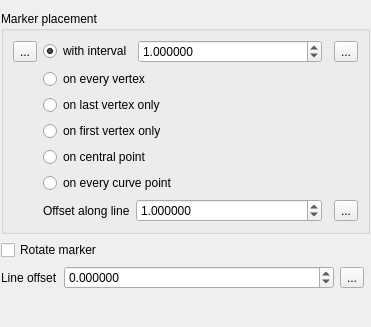
qgis/QGIS, file src/ui/symbollayer/widget_markerline.ui: the form before one commit.
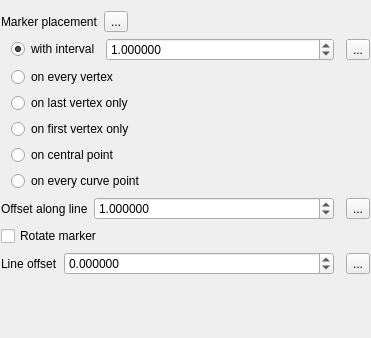
The form after the commit. Custom widgets are drawn as their Qt base class.

Commit message:
Restructure Marker line symbol layer dialog
to better show DD button scope (fix #16214)

```diff
--- a/src/ui/symbollayer/widget_markerline.ui
+++ b/src/ui/symbollayer/widget_markerline.ui
@@ -7,7 +7,7 @@
     <x>0</x>
     <y>0</y>
     <width>371</width>
-    <height>327</height>
+    <height>338</height>
    </rect>
   </property>
   <property name="windowTitle">
@@ -23,171 +23,7 @@
    <property name="bottomMargin">
     <number>1</number>
    </property>
-   <item row="0" column="0" colspan="2">
-    <widget class="QGroupBox" name="groupBox">
-     <property name="title">
-      <string>Marker placement</string>
-     </property>
-     <layout class="QGridLayout" name="gridLayout">
-      <item row="4" column="1">
-       <widget class="QRadioButton" name="radCentralPoint">
-        <property name="text">
-         <string>on central point</string>
-        </property>
-       </widget>
-      </item>
-      <item row="1" column="1">
-       <widget class="QRadioButton" name="radVertex">
-        <property name="text">
-         <string>on every vertex</string>
-        </property>
-       </widget>
-      </item>
-      <item row="5" column="1">
-       <widget class="QRadioButton" name="radCurvePoint">
-        <property name="text">
-         <string>on every curve point</string>
-        </property>
-       </widget>
-      </item>
-      <item row="0" column="1">
-       <layout class="QHBoxLayout" name="horizontalLayout_4">
-        <item>
-         <widget class="QRadioButton" name="radInterval">
-          <property name="text">
-           <string>with interval</string>
-          </property>
-          <property name="checked">
-           <bool>true</bool>
-          </property>
-         </widget>
-        </item>
-        <item>
-         <widget class="QgsDoubleSpinBox" name="spinInterval">
-          <property name="sizePolicy">
-           <sizepolicy hsizetype="Minimum" vsizetype="Fixed">
-            <horstretch>1</horstretch>
-            <verstretch>0</verstretch>
-           </sizepolicy>
-          </property>
-          <property name="decimals">
-           <number>6</number>
-          </property>
-          <property name="maximum">
-           <double>10000000.000000000000000</double>
-          </property>
-          <property name="singleStep">
-           <double>0.200000000000000</double>
-          </property>
-          <property name="value">
-           <double>1.000000000000000</double>
-          </property>
-          <property name="showClearButton" stdset="0">
-           <bool>false</bool>
-          </property>
-         </widget>
-        </item>
-        <item>
-         <widget class="QgsUnitSelectionWidget" name="mIntervalUnitWidget" native="true">
-          <property name="minimumSize">
-           <size>
-            <width>0</width>
-            <height>0</height>
-           </size>
-          </property>
-         </widget>
-        </item>
-       </layout>
-      </item>
-      <item row="2" column="1">
-       <widget class="QRadioButton" name="radVertexLast">
-        <property name="text">
-         <string>on last vertex only</string>
-        </property>
-       </widget>
-      </item>
-      <item row="6" column="1">
-       <layout class="QHBoxLayout" name="horizontalLayout">
-        <item>
-         <widget class="QLabel" name="label">
-          <property name="text">
-           <string>Offset along line</string>
-          </property>
-         </widget>
-        </item>
-        <item>
-         <widget class="QgsDoubleSpinBox" name="mSpinOffsetAlongLine">
-          <property name="sizePolicy">
-           <sizepolicy hsizetype="Minimum" vsizetype="Fixed">
-            <horstretch>1</horstretch>
-            <verstretch>0</verstretch>
-           </sizepolicy>
-          </property>
-          <property name="decimals">
-           <number>6</number>
-          </property>
-          <property name="maximum">
-           <double>10000000.000000000000000</double>
-          </property>
-          <property name="singleStep">
-           <double>0.200000000000000</double>
-          </property>
-          <property name="value">
-           <double>1.000000000000000</double>
-          </property>
-         </widget>
-        </item>
-        <item>
-         <widget class="QgsUnitSelectionWidget" name="mOffsetAlongLineUnitWidget" native="true">
-          <property name="minimumSize">
-           <size>
-            <width>0</width>
-            <height>0</height>
-           </size>
-          </property>
-         </widget>
-        </item>
-       </layout>
-      </item>
-      <item row="3" column="1">
-       <widget class="QRadioButton" name="radVertexFirst">
-        <property name="text">
-         <string>on first vertex only</string>
-        </property>
-       </widget>
-      </item>
-      <item row="0" column="0">
-       <widget class="QgsPropertyOverrideButton" name="mPlacementDDBtn">
-        <property name="text">
-         <string>...</string>
-        </property>
-       </widget>
-      </item>
-      <item row="0" column="2">
-       <widget class="QgsPropertyOverrideButton" name="mIntervalDDBtn">
-        <property name="text">
-         <string>...</string>
-        </property>
-       </widget>
-      </item>
-      <item row="6" column="2">
-       <widget class="QgsPropertyOverrideButton" name="mOffsetAlongLineDDBtn">
-        <property name="text">
-         <string>...</string>
-        </property>
-       </widget>
-      </item>
-     </layout>
-    </widget>
-   </item>
-   <item row="1" column="0" colspan="2">
-    <widget class="QCheckBox" name="chkRotateMarker">
-     <property name="text">
-      <string>Rotate marker</string>
-     </property>
-    </widget>
-   </item>
-   <item row="3" column="0" colspan="2">
+   <item row="7" column="1" colspan="2">
     <spacer name="verticalSpacer">
      <property name="orientation">
       <enum>Qt::Vertical</enum>
@@ -200,7 +36,7 @@
      </property>
     </spacer>
    </item>
-   <item row="2" column="0" colspan="2">
+   <item row="6" column="0" colspan="3">
     <layout class="QHBoxLayout" name="horizontalLayout_3">
      <item>
       <widget class="QLabel" name="label_3">
@@ -231,13 +67,6 @@
        </property>
       </widget>
      </item>
-     <item>
-      <widget class="QgsPropertyOverrideButton" name="mLineOffsetDDBtn">
-       <property name="text">
-        <string>...</string>
-       </property>
-      </widget>
-     </item>
      <item>
       <widget class="QgsUnitSelectionWidget" name="mOffsetUnitWidget" native="true">
        <property name="minimumSize">
@@ -248,8 +77,225 @@
        </property>
       </widget>
      </item>
+     <item>
+      <widget class="QgsPropertyOverrideButton" name="mLineOffsetDDBtn">
+       <property name="text">
+        <string>...</string>
+       </property>
+      </widget>
+     </item>
     </layout>
    </item>
+   <item row="5" column="0" colspan="3">
+    <widget class="QCheckBox" name="chkRotateMarker">
+     <property name="text">
+      <string>Rotate marker</string>
+     </property>
+    </widget>
+   </item>
+   <item row="4" column="0" colspan="3">
+    <layout class="QHBoxLayout" name="horizontalLayout">
+     <item>
+      <widget class="QLabel" name="label">
+       <property name="text">
+        <string>Offset along line</string>
+       </property>
+      </widget>
+     </item>
+     <item>
+      <widget class="QgsDoubleSpinBox" name="mSpinOffsetAlongLine">
+       <property name="sizePolicy">
+        <sizepolicy hsizetype="Minimum" vsizetype="Fixed">
+         <horstretch>1</horstretch>
+         <verstretch>0</verstretch>
+        </sizepolicy>
+       </property>
+       <property name="decimals">
+        <number>6</number>
+       </property>
+       <property name="maximum">
+        <double>10000000.000000000000000</double>
+       </property>
+       <property name="singleStep">
+        <double>0.200000000000000</double>
+       </property>
+       <property name="value">
+        <double>1.000000000000000</double>
+       </property>
+      </widget>
+     </item>
+     <item>
+      <widget class="QgsUnitSelectionWidget" name="mOffsetAlongLineUnitWidget" native="true">
+       <property name="minimumSize">
+        <size>
+         <width>0</width>
+         <height>0</height>
+        </size>
+       </property>
+       <property name="focusPolicy">
+        <enum>Qt::TabFocus</enum>
+       </property>
+      </widget>
+     </item>
+     <item>
+      <widget class="QgsPropertyOverrideButton" name="mOffsetAlongLineDDBtn">
+       <property name="text">
+        <string>...</string>
+       </property>
+      </widget>
+     </item>
+    </layout>
+   </item>
+   <item row="0" column="0">
+    <widget class="QLabel" name="label_2">
+     <property name="text">
+      <string>Marker placement</string>
+     </property>
+    </widget>
+   </item>
+   <item row="1" column="0" colspan="3">
+    <layout class="QGridLayout" name="gridLayout_3">
+     <property name="leftMargin">
+      <number>0</number>
+     </property>
+     <property name="topMargin">
+      <number>0</number>
+     </property>
+     <property name="bottomMargin">
+      <number>0</number>
+     </property>
+     <item row="3" column="2">
+      <widget class="QgsPropertyOverrideButton" name="mIntervalDDBtn">
+       <property name="text">
+        <string>...</string>
+       </property>
+      </widget>
+     </item>
+     <item row="3" column="1">
+      <layout class="QHBoxLayout" name="horizontalLayout_4">
+       <item>
+        <widget class="QRadioButton" name="radInterval">
+         <property name="text">
+          <string>with interval</string>
+         </property>
+         <property name="checked">
+          <bool>true</bool>
+         </property>
+        </widget>
+       </item>
+       <item>
+        <widget class="QgsDoubleSpinBox" name="spinInterval">
+         <property name="sizePolicy">
+          <sizepolicy hsizetype="Minimum" vsizetype="Fixed">
+           <horstretch>1</horstretch>
+           <verstretch>0</verstretch>
+          </sizepolicy>
+         </property>
+         <property name="decimals">
+          <number>6</number>
+         </property>
+         <property name="maximum">
+          <double>10000000.000000000000000</double>
+         </property>
+         <property name="singleStep">
+          <double>0.200000000000000</double>
+         </property>
+         <property name="value">
+          <double>1.000000000000000</double>
+         </property>
+         <property name="showClearButton" stdset="0">
+          <bool>false</bool>
+         </property>
+        </widget>
+       </item>
+       <item>
+        <widget class="QgsUnitSelectionWidget" name="mIntervalUnitWidget" native="true">
+         <property name="minimumSize">
+          <size>
+           <width>0</width>
+           <height>0</height>
+          </size>
+         </property>
+         <property name="focusPolicy">
+          <enum>Qt::TabFocus</enum>
+         </property>
+        </widget>
+       </item>
+      </layout>
+     </item>
+     <item row="5" column="1">
+      <widget class="QRadioButton" name="radVertexLast">
+       <property name="text">
+        <string>on last vertex only</string>
+       </property>
+      </widget>
+     </item>
+     <item row="6" column="1">
+      <widget class="QRadioButton" name="radVertexFirst">
+       <property name="text">
+        <string>on first vertex only</string>
+       </property>
+      </widget>
+     </item>
+     <item row="7" column="1">
+      <widget class="QRadioButton" name="radCentralPoint">
+       <property name="text">
+        <string>on central point</string>
+       </property>
+      </widget>
+     </item>
+     <item row="8" column="1">
+      <widget class="QRadioButton" name="radCurvePoint">
+       <property name="text">
+        <string>on every curve point</string>
+       </property>
+      </widget>
+     </item>
+     <item row="4" column="1">
+      <widget class="QRadioButton" name="radVertex">
+       <property name="text">
+        <string>on every vertex</string>
+       </property>
+      </widget>
+     </item>
+     <item row="6" column="0">
+      <spacer name="horizontalSpacer_2">
+       <property name="orientation">
+        <enum>Qt::Horizontal</enum>
+       </property>
+       <property name="sizeType">
+        <enum>QSizePolicy::Fixed</enum>
+       </property>
+       <property name="sizeHint" stdset="0">
+        <size>
+         <width>10</width>
+         <height>20</height>
+        </size>
+       </property>
+      </spacer>
+     </item>
+    </layout>
+   </item>
+   <item row="0" column="1">
+    <widget class="QgsPropertyOverrideButton" name="mPlacementDDBtn">
+     <property name="text">
+      <string>...</string>
+     </property>
+    </widget>
+   </item>
+   <item row="0" column="2">
+    <spacer name="horizontalSpacer">
+     <property name="orientation">
+      <enum>Qt::Horizontal</enum>
+     </property>
+     <property name="sizeHint" stdset="0">
+      <size>
+       <width>40</width>
+       <height>20</height>
+      </size>
+     </property>
+    </spacer>
+   </item>
   </layout>
  </widget>
  <customwidgets>
```
Left out of the diff: 9 changed lines with no effect on the pictures.
